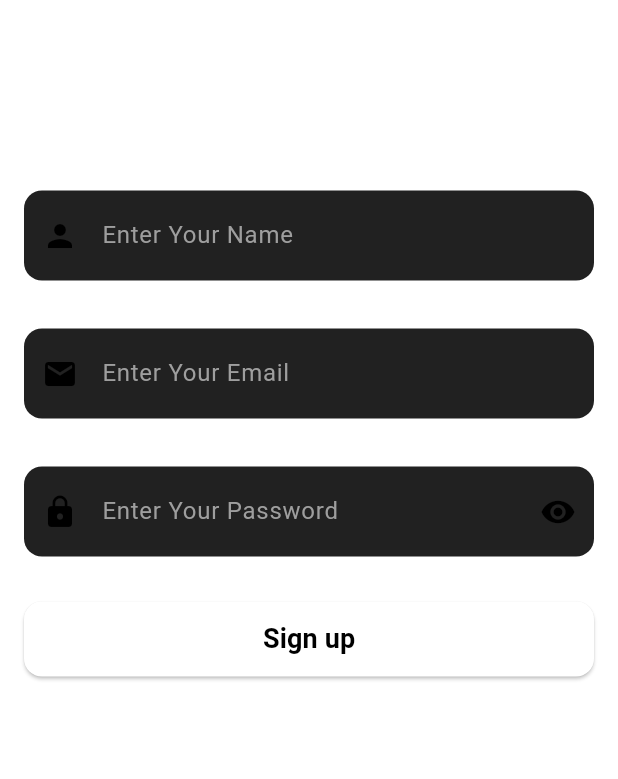
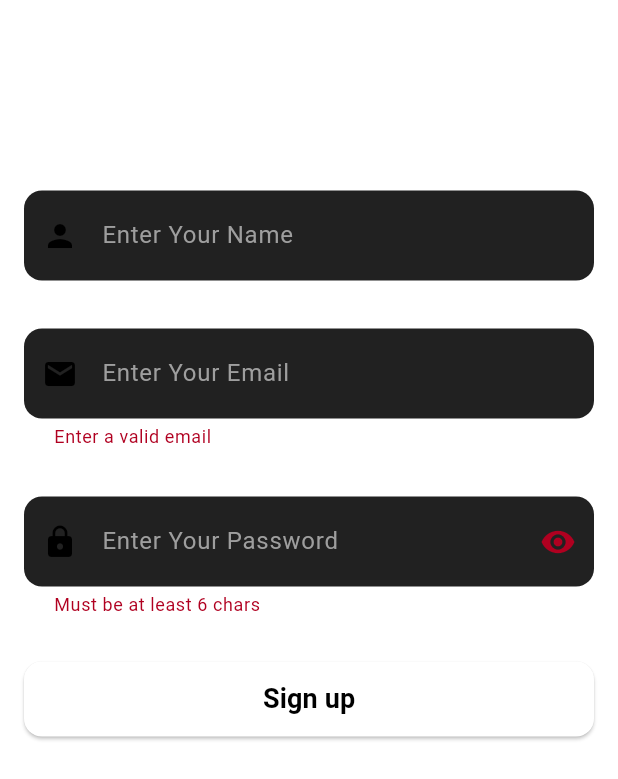
Before and after one commit to iamayushsharmaa/Pantry-Ai, a Flutter app: the SignupScreen screen opened by its route, after a tap on "Sign up", on a phone screen of 412 x 824 dp. Shown: the top 779 px of the screen. Run offline on Flutter 3.47's test engine with Material 3 defaults, Android fonts, the phone set to English and light mode, and no system bars; our stand-ins replace bloc, camera, cloud_firestore, dio, firebase_auth, firebase_core and 8 more; accounts and stored records are empty.

Commit message:
bloc setup in sign up screen

```diff
--- a/lib/features/auth/presentation/screens/sign_up_screen.dart
+++ b/lib/features/auth/presentation/screens/sign_up_screen.dart
@@ -1,7 +1,11 @@
 import 'package:flutter/material.dart';
+import 'package:flutter_bloc/flutter_bloc.dart';
 import 'package:go_router/go_router.dart';
 
 import '../../../../core/common/auth_text_field.dart';
+import '../bloc/auth_bloc.dart';
+import '../bloc/auth_event.dart';
+import '../bloc/auth_state.dart';
 
 class SignupScreen extends StatefulWidget {
   const SignupScreen({super.key});
@@ -15,8 +19,30 @@ class _SignupScreenState extends State<SignupScreen> {
   final emailController = TextEditingController();
   final passwordController = TextEditingController();
 
+  final _formKey = GlobalKey<FormState>();
+
   @override
   Widget build(BuildContext context) {
+    return BlocListener<AuthBloc, AuthState>(
+      listener: (context, state) {
+        state.whenOrNull(
+          authenticated: (user) {
+            context.goNamed('home');
+          },
+          error: (message) {
+            ScaffoldMessenger.of(
+              context,
+            ).showSnackBar(SnackBar(content: Text(message)));
+          },
+        );
+      },
+      child: BlocBuilder<AuthBloc, AuthState>(
+        builder: (context, state) {
+          final isLoading = state.maybeWhen(
+            loading: () => true,
+            orElse: () => false,
+          );
+
           return Scaffold(
             body: SafeArea(
               child: Padding(
@@ -25,6 +51,7 @@ class _SignupScreenState extends State<SignupScreen> {
                   mainAxisAlignment: MainAxisAlignment.spaceBetween,
                   children: [
                     Form(
+                      key: _formKey,
                       child: Column(
                         crossAxisAlignment: CrossAxisAlignment.start,
                         children: [
@@ -88,7 +115,8 @@ class _SignupScreenState extends State<SignupScreen> {
                             hint: 'Enter Your Password',
                             prefixIcon: Icons.lock,
                             obscureText: true,
-                      validator: (input) => (input == null || input.length < 6)
+                            validator: (input) =>
+                                (input == null || input.length < 6)
                                 ? 'Must be at least 6 chars'
                                 : null,
                           ),
@@ -97,8 +125,24 @@ class _SignupScreenState extends State<SignupScreen> {
                             width: MediaQuery.of(context).size.width,
                             height: 50,
                             child: ElevatedButton(
-                        onPressed: () {
-                          if (Form.of(context).validate()) {}
+                              onPressed: isLoading
+                                  ? null
+                                  : () {
+                                      if (_formKey.currentState!.validate()) {
+                                        final name = nameController.text.trim();
+                                        final email = emailController.text
+                                            .trim();
+                                        final password = passwordController.text
+                                            .trim();
+
+                                        context.read<AuthBloc>().add(
+                                          AuthEvent.signUp(
+                                            name,
+                                            email,
+                                            password,
+                                          ),
+                                        );
+                                      }
                                     },
                               style: ElevatedButton.styleFrom(
                                 backgroundColor: Colors.white,
@@ -107,7 +151,9 @@ class _SignupScreenState extends State<SignupScreen> {
                                   borderRadius: BorderRadius.circular(12),
                                 ),
                               ),
-                        child: Text(
+                              child: isLoading
+                                  ? const CircularProgressIndicator()
+                                  : const Text(
                                       'Sign up',
                                       style: TextStyle(
                                         fontSize: 18,
@@ -124,11 +170,14 @@ class _SignupScreenState extends State<SignupScreen> {
                       child: Padding(
                         padding: const EdgeInsets.all(16.0),
                         child: RichText(
-                    text: TextSpan(
+                          text: const TextSpan(
                             children: [
                               TextSpan(
                                 text: 'Already have an account? ',
-                          style: TextStyle(color: Colors.white, fontSize: 14),
+                                style: TextStyle(
+                                  color: Colors.white,
+                                  fontSize: 14,
+                                ),
                               ),
                               TextSpan(
                                 text: 'Sign in',
@@ -148,5 +197,8 @@ class _SignupScreenState extends State<SignupScreen> {
               ),
             ),
           );
+        },
+      ),
+    );
   }
 }
```
Lines whose indentation alone changed are shown as unchanged.
